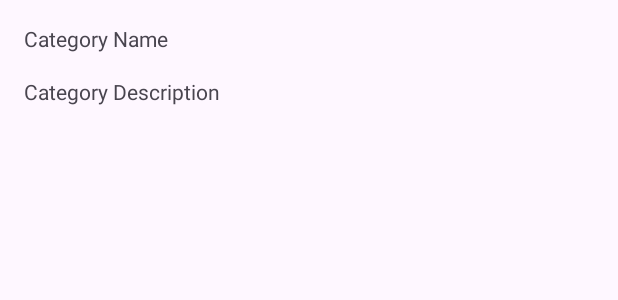
After one commit to nudriin/MyNavigation, an Android app: the layout fragment_detail_category.xml on its own in the app's theme, with its tools: preview values and no code run, on a phone screen of 412 x 824 dp. The commit adds this screen. Shown: the top 300 px of the screen. Run offline under Robolectric (Android 15) with nearby library versions, the phone set to English and light mode, and no system bars.

Commit message:
feat: create detail category navigation and send data with bundle

```diff
--- /dev/null
+++ b/app/src/main/res/layout/fragment_detail_category.xml
@@ -0,0 +1,26 @@
+<?xml version="1.0" encoding="utf-8"?>
+<LinearLayout xmlns:android="http://schemas.android.com/apk/res/android"
+    xmlns:tools="http://schemas.android.com/tools"
+    android:layout_width="match_parent"
+    android:layout_height="match_parent"
+    android:padding="16dp"
+    android:orientation="vertical"
+    tools:context=".DetailCategoryFragment">
+
+    <!-- TODO: Update blank fragment layout -->
+    <TextView
+        android:id="@+id/tv_category_name"
+        android:layout_width="match_parent"
+        android:layout_height="wrap_content"
+        android:layout_marginBottom="16dp"
+        android:text="@string/category_name" />
+
+    <TextView
+        android:id="@+id/tv_category_description"
+        android:layout_width="match_parent"
+        android:layout_height="wrap_content"
+        android:layout_marginBottom="16dp"
+        android:text="@string/category_description"
+        />
+
+</LinearLayout>
```
Also changed, not shown: app/src/main/java/com/nudriin/mynavigation/CategoryFragment.kt (+32 -1 lines), app/src/main/java/com/nudriin/mynavigation/DetailCategoryFragment.kt (added, +37 -0 lines), app/src/main/res/navigation/main_navigation.xml (+12 -1 lines).
